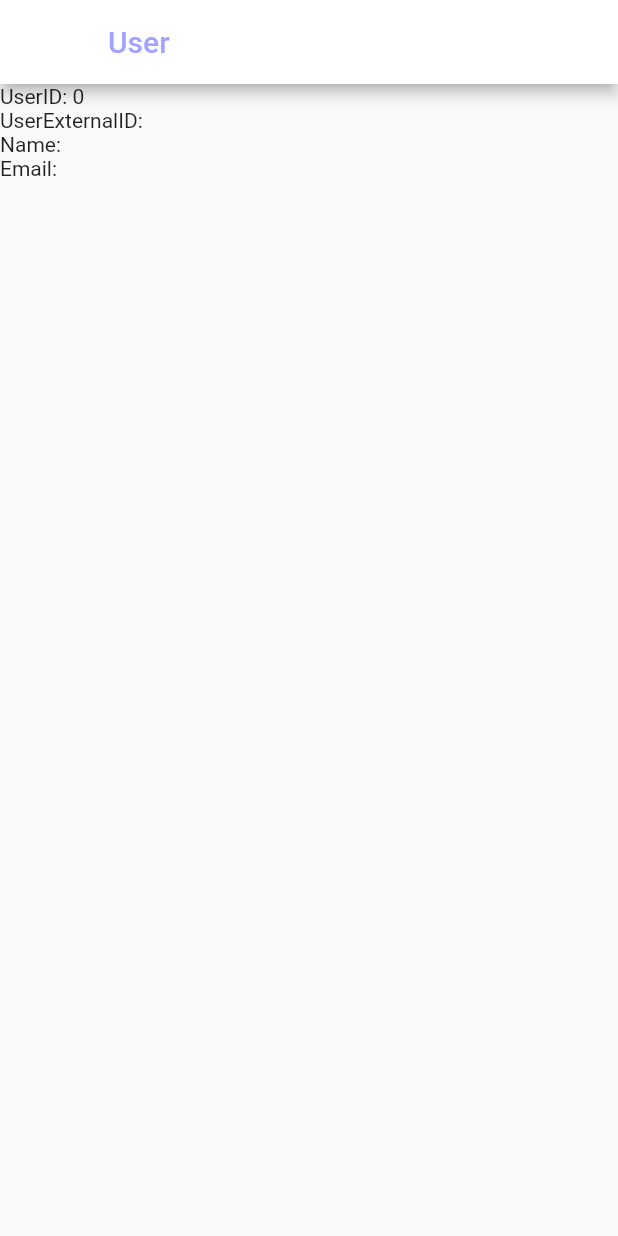
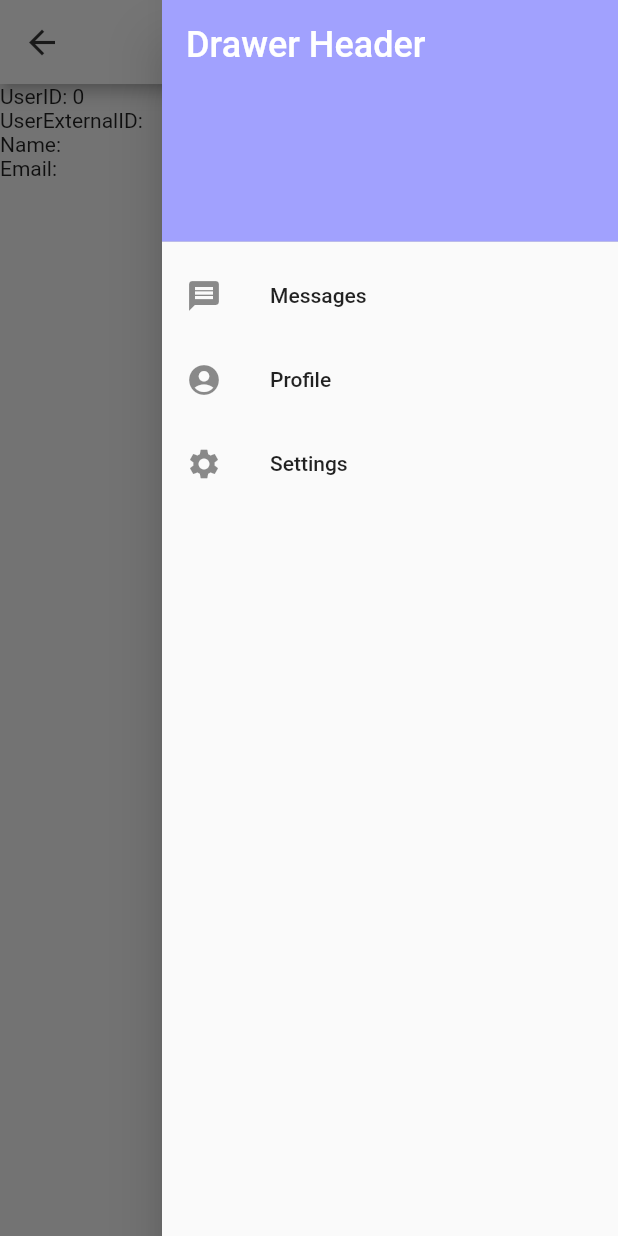
Before and after one commit to Poul-george/flutter_matching_app, a Flutter app: the AccountScreen screen opened directly, with the side drawer open (before the commit the screen has no drawer), on a phone screen of 412 x 824 dp. Run offline on Flutter 3.47's test engine with Material 2 defaults, Android fonts, the phone set to English and light mode, and no system bars; our stand-ins replace firebase_core, google_sign_in, shared_preferences, yaml; missing offline and left inert: flutter_config; accounts and stored records are empty.

Commit message:
drawerの分離、colorの共通化

```diff
--- /dev/null
+++ b/lib/component/drawer/user_info_drawer.dart
@@ -0,0 +1,36 @@
+import 'package:flutter/material.dart';
+import 'package:flutter_matching_app/theme/color.dart';
+
+Widget userInfoDrawer() {
+  return Drawer(
+    child: ListView(
+      padding: EdgeInsets.zero,
+      children: const <Widget>[
+        DrawerHeader(
+          decoration: BoxDecoration(
+            color: mainColor,
+          ),
+          child: Text(
+            'Drawer Header',
+            style: TextStyle(
+              color: white,
+              fontSize: 24,
+            ),
+          ),
+        ),
+        ListTile(
+          leading: Icon(Icons.message),
+          title: Text('Messages'),
+        ),
+        ListTile(
+          leading: Icon(Icons.account_circle),
+          title: Text('Profile'),
+        ),
+        ListTile(
+          leading: Icon(Icons.settings),
+          title: Text('Settings'),
+        ),
+      ],
+    ),
+  );
+}
--- a/lib/theme/color.dart
+++ b/lib/theme/color.dart
@@ -12,3 +12,7 @@
   800: Color.fromRGBO(129, 129, 255, 0.9),
   900: Color.fromRGBO(129, 129, 255, 1),
 };
+
+const mainColor = Color.fromARGB(187, 129, 129, 255);
+const white = Color.fromARGB(255, 255, 255, 255);
+const iconBlack = Color.fromARGB(200, 0, 0, 0);
--- a/lib/view/account/account.dart
+++ b/lib/view/account/account.dart
@@ -2,6 +2,8 @@
 import 'package:flutter_matching_app/model/user.dart';
 import 'package:flutter_matching_app/services/app/api/v1/user_api.dart';
 import 'package:flutter_matching_app/services/shared_preferences/user_info.dart';
+import 'package:flutter_matching_app/component/drawer/user_info_drawer.dart';
+import 'package:flutter_matching_app/theme/color.dart';
 
 class AccountScreen extends StatefulWidget {
 // class UsersScreen extends StatefulWidget {
@@ -47,14 +49,21 @@
   @override
   Widget build(BuildContext context) {
     return Scaffold(
+      endDrawer: userInfoDrawer(),
       appBar: AppBar(
-        title: const Text(
-          'User',
-          style: TextStyle(
-            color: Color.fromARGB(187, 129, 129, 255),
+        centerTitle: false,
+        title: Text(
+          _user?.name ?? 'User Info',
+          style: const TextStyle(
+            color: mainColor,
           ),
+          textAlign: TextAlign.left,
         ),
-        backgroundColor: const Color.fromARGB(255, 255, 255, 255),
+        backgroundColor: white,
+        iconTheme: const IconThemeData(
+          color: iconBlack,
+          size: 26.0,
+        ),
       ),
       body: ListView(
         children: [
```
Also changed, not shown: lib/app.dart (+0 -34 lines).
